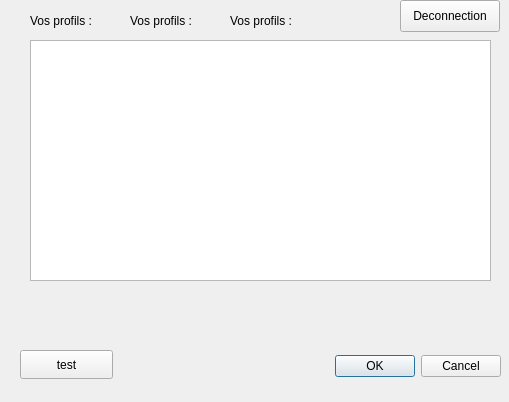
First picture: the form in Projet_Cpp_4A/user.ui, repository HovhaHugo/Projet_Cpp_4A, before the edit.
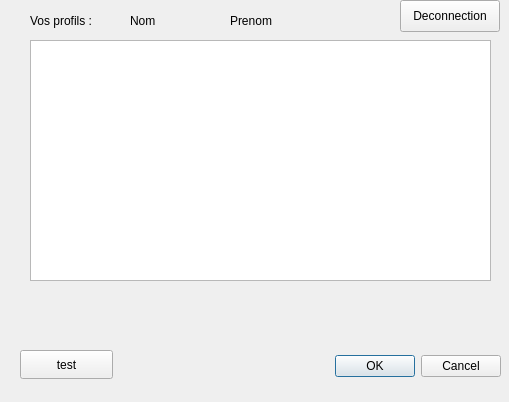
Second picture: the form after the edit.

Patch:
```diff
--- a/Projet_Cpp_4A/user.ui
+++ b/Projet_Cpp_4A/user.ui
@@ -62,7 +62,7 @@
     </rect>
    </property>
    <property name="text">
-    <string>Vos profils :</string>
+    <string>Nom</string>
    </property>
   </widget>
   <widget class="QLabel" name="PrenomLabel">
@@ -75,7 +75,7 @@
     </rect>
    </property>
    <property name="text">
-    <string>Vos profils :</string>
+    <string>Prenom</string>
    </property>
   </widget>
   <widget class="QPushButton" name="DisconnectButton">
```
